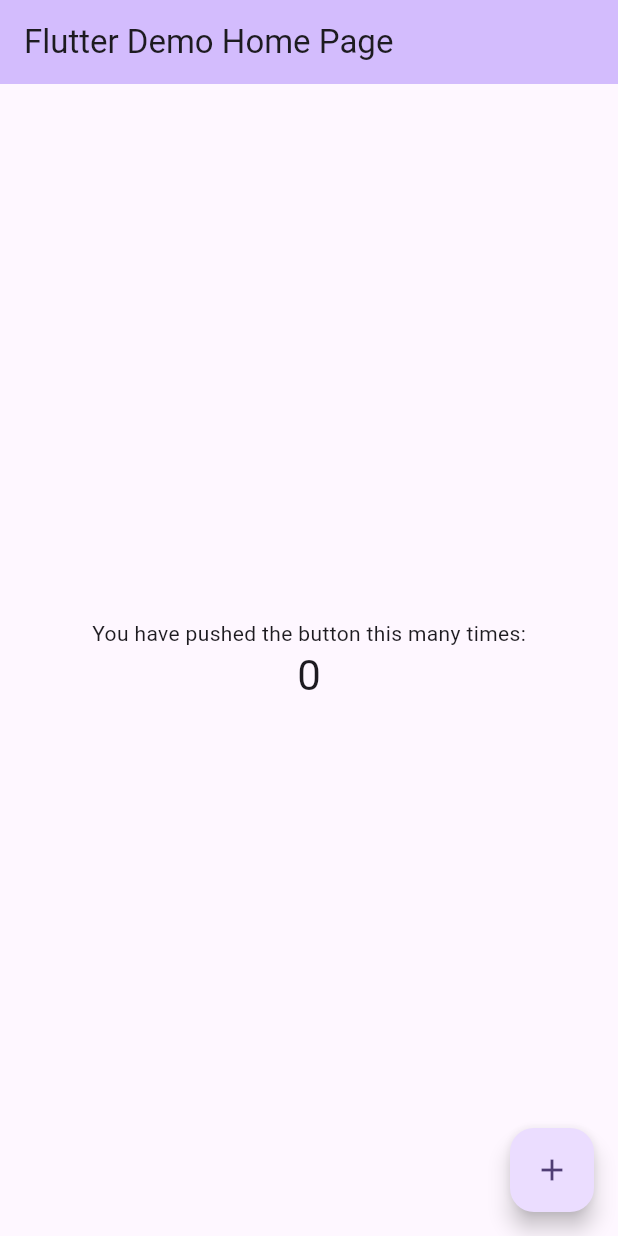
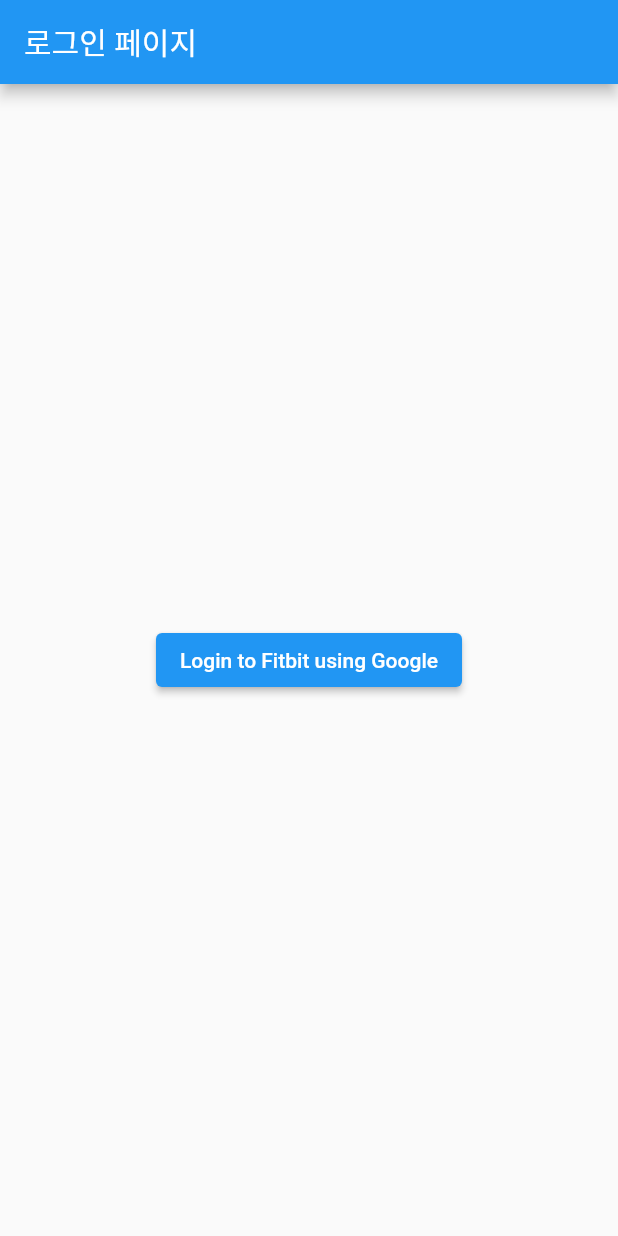
Before and after one commit to JaeeunSkywalker/heart365-for-fitbit, a Flutter app: the screen it shows after launch, on a phone screen of 412 x 824 dp. Run offline on Flutter 3.47's test engine with Material 2 defaults, Android fonts, the phone set to English and light mode, and no system bars; our stand-ins replace dio, flutter_riverpod, flutter_secure_storage, riverpod, webview_flutter.

Commit message:
Chore: 프로젝트 시작

```diff
--- /dev/null
+++ b/lib/consts/about_user.dart
@@ -0,0 +1,4 @@
+const String clientId = '23R8HC';
+const String scope =
+    'activity cardio_fitness electrocardiogram heartrate location nutrition oxygen_saturation profile respiratory_rate settings sleep social temperature weight';
+const String redirectUrl = 'https://still-incomplete.com';
--- /dev/null
+++ b/lib/consts/plain_consts.dart
@@ -0,0 +1 @@
+const String appname = "Heart365";
--- a/lib/main.dart
+++ b/lib/main.dart
@@ -1,125 +1,158 @@
+import 'dart:async';
+import 'dart:convert';
+import 'dart:math';
+
+import 'package:crypto/crypto.dart';
 import 'package:flutter/material.dart';
+import 'package:flutter_riverpod/flutter_riverpod.dart';
+import 'package:heart365_for_fitbit/consts/about_user.dart';
+import 'package:heart365_for_fitbit/consts/plain_consts.dart';
 
-void main() {
-  runApp(const MyApp());
-}
+import 'provider/data_provider.dart';
+import 'services/storage_service.dart';
+import 'views/my_personal_data_widget.dart';
+import 'views/webview_screen.dart';
+
+void main() => runApp(
+      const ProviderScope(
+        child: MyApp(),
+      ),
+    );
 
 class MyApp extends StatelessWidget {
   const MyApp({super.key});
 
-  // This widget is the root of your application.
   @override
   Widget build(BuildContext context) {
     return MaterialApp(
-      title: 'Flutter Demo',
+      title: appname,
       theme: ThemeData(
-        // This is the theme of your application.
-        //
-        // TRY THIS: Try running your application with "flutter run". You'll see
-        // the application has a blue toolbar. Then, without quitting the app,
-        // try changing the seedColor in the colorScheme below to Colors.green
-        // and then invoke "hot reload" (save your changes or press the "hot
-        // reload" button in a Flutter-supported IDE, or press "r" if you used
-        // the command line to start the app).
-        //
-        // Notice that the counter didn't reset back to zero; the application
-        // state is not lost during the reload. To reset the state, use hot
-        // restart instead.
-        //
-        // This works for code too, not just values: Most code changes can be
-        // tested with just a hot reload.
-        colorScheme: ColorScheme.fromSeed(seedColor: Colors.deepPurple),
-        useMaterial3: true,
+        primarySwatch: Colors.blue,
       ),
-      home: const MyHomePage(title: 'Flutter Demo Home Page'),
+      home: const MyHomePage(),
     );
   }
 }
 
-class MyHomePage extends StatefulWidget {
-  const MyHomePage({super.key, required this.title});
-
-  // This widget is the home page of your application. It is stateful, meaning
-  // that it has a State object (defined below) that contains fields that affect
-  // how it looks.
-
-  // This class is the configuration for the state. It holds the values (in this
-  // case the title) provided by the parent (in this case the App widget) and
-  // used by the build method of the State. Fields in a Widget subclass are
-  // always marked "final".
-
-  final String title;
+class MyHomePage extends ConsumerStatefulWidget {
+  const MyHomePage({super.key});
 
   @override
-  State<MyHomePage> createState() => _MyHomePageState();
+  MyHomePageState createState() => MyHomePageState();
 }
 
-class _MyHomePageState extends State<MyHomePage> {
-  int _counter = 0;
+class MyHomePageState extends ConsumerState<MyHomePage> {
+  String codeVerifier = '';
+  String state = '';
+  Map<String, String> allValues = {};
 
-  void _incrementCounter() {
-    setState(() {
-      // This call to setState tells the Flutter framework that something has
-      // changed in this State, which causes it to rerun the build method below
-      // so that the display can reflect the updated values. If we changed
-      // _counter without calling setState(), then the build method would not be
-      // called again, and so nothing would appear to happen.
-      _counter++;
-    });
+  StreamSubscription? _sub;
+
+  Future<void> _loadInitialDate() async {
+    //싱글톤 객체 만들어 놓음
+    const storage = StorageService.storage;
+
+    allValues = await storage.readAll();
+
+    if (allValues.isNotEmpty) {}
+  }
+
+  @override
+  void initState() {
+    super.initState();
+    codeVerifier = generateCodeVerifier();
+    state = generateState();
+    _loadInitialDate();
+  }
+
+  @override
+  void dispose() {
+    _sub?.cancel();
+    super.dispose();
+  }
+
+  String filterAndReplace(String value) {
+    StringBuffer buffer = StringBuffer();
+    for (int i = 0; i < value.length; i++) {
+      var char = value[i];
+      if ('a'.codeUnitAt(0) <= char.codeUnitAt(0) &&
+          char.codeUnitAt(0) <= 'z'.codeUnitAt(0)) {
+        buffer.write(char);
+      } else if ('0'.codeUnitAt(0) <= char.codeUnitAt(0) &&
+          char.codeUnitAt(0) <= '9'.codeUnitAt(0)) {
+        buffer.write(char);
+      }
+    }
+    return buffer.toString();
+  }
+
+  String generateRandomString(int targetLength, int byteLength) {
+    final random = Random();
+    String result;
+    do {
+      final values = List<int>.generate(byteLength, (i) => random.nextInt(256));
+      result = filterAndReplace(base64UrlEncode(values));
+    } while (result.length < targetLength);
+    return result.substring(0, targetLength);
+  }
+
+//128자 여야 함
+  String generateCodeVerifier() {
+    return generateRandomString(
+        128, 180); // 180은 예상 최대 바이트 길이입니다. 조정이 필요할 수 있습니다.
+  }
+
+//43자 여야 함
+  String createCodeChallenge(String codeVerifier) {
+    List<int> codeVerifierBytes = utf8.encode(codeVerifier);
+    List<int> sha256Bytes = sha256.convert(codeVerifierBytes).bytes;
+    return base64UrlEncode(sha256Bytes).replaceAll('=', '');
+  }
+
+//32자 여야 함
+  String generateState() {
+    return generateRandomString(32, 45); // 45는 예상 최대 바이트 길이입니다. 조정이 필요할 수 있습니다.
   }
 
   @override
   Widget build(BuildContext context) {
-    // This method is rerun every time setState is called, for instance as done
-    // by the _incrementCounter method above.
-    //
-    // The Flutter framework has been optimized to make rerunning build methods
-    // fast, so that you can just rebuild anything that needs updating rather
-    // than having to individually change instances of widgets.
     return Scaffold(
       appBar: AppBar(
-        // TRY THIS: Try changing the color here to a specific color (to
-        // Colors.amber, perhaps?) and trigger a hot reload to see the AppBar
-        // change color while the other colors stay the same.
-        backgroundColor: Theme.of(context).colorScheme.inversePrimary,
-        // Here we take the value from the MyHomePage object that was created by
-        // the App.build method, and use it to set our appbar title.
-        title: Text(widget.title),
+        title: const Text('로그인 페이지'),
       ),
       body: Center(
-        // Center is a layout widget. It takes a single child and positions it
-        // in the middle of the parent.
-        child: Column(
-          // Column is also a layout widget. It takes a list of children and
-          // arranges them vertically. By default, it sizes itself to fit its
-          // children horizontally, and tries to be as tall as its parent.
-          //
-          // Column has various properties to control how it sizes itself and
-          // how it positions its children. Here we use mainAxisAlignment to
-          // center the children vertically; the main axis here is the vertical
-          // axis because Columns are vertical (the cross axis would be
-          // horizontal).
-          //
-          // TRY THIS: Invoke "debug painting" (choose the "Toggle Debug Paint"
-          // action in the IDE, or press "p" in the console), to see the
-          // wireframe for each widget.
-          mainAxisAlignment: MainAxisAlignment.center,
-          children: <Widget>[
-            const Text(
-              'You have pushed the button this many times:',
-            ),
-            Text(
-              '$_counter',
-              style: Theme.of(context).textTheme.headlineMedium,
-            ),
-          ],
-        ),
+        child: ref.watch(hasDataStateProvider)
+            ? const MyPersonalDataWidget() //내 개인 데이터 대시보드
+            : ElevatedButton(
+                onPressed: () {
+                  final Uri authUrl = Uri.https(
+                    'www.fitbit.com',
+                    '/oauth2/authorize',
+                    {
+                      'response_type': 'code',
+                      'client_id': clientId,
+                      'scope': scope,
+                      'code_challenge': createCodeChallenge(codeVerifier),
+                      'code_challenge_method': 'S256',
+                      'state': state,
+                      'prompt': 'login',
+                      'redirect_uri': redirectUrl,
+                    },
+                  );
+                  Navigator.push(
+                    context,
+                    MaterialPageRoute(
+                      builder: (context) => WebViewScreen(
+                        uri: authUrl,
+                        codeVerifier: codeVerifier,
+                        originalState: state,
+                      ),
+                    ),
+                  );
+                },
+                child: const Text('Login to Fitbit using Google'),
+              ),
       ),
-      floatingActionButton: FloatingActionButton(
-        onPressed: _incrementCounter,
-        tooltip: 'Increment',
-        child: const Icon(Icons.add),
-      ), // This trailing comma makes auto-formatting nicer for build methods.
     );
   }
 }
--- /dev/null
+++ b/lib/provider/data_provider.dart
@@ -0,0 +1,3 @@
+import 'package:riverpod/riverpod.dart';
+
+final hasDataStateProvider = StateProvider<bool>((ref) => false);
--- /dev/null
+++ b/lib/services/storage_service.dart
@@ -0,0 +1,12 @@
+import 'package:flutter_secure_storage/flutter_secure_storage.dart';
+
+class StorageService {
+  static final StorageService _instance = StorageService._internal();
+  static const FlutterSecureStorage storage = FlutterSecureStorage();
+
+  factory StorageService() {
+    return _instance;
+  }
+
+  StorageService._internal();
+}
```
Also changed, not shown: lib/views/my_personal_data_widget.dart (added, +36 -0 lines), lib/views/webview_screen.dart (added, +117 -0 lines), pubspec.yaml (+14 -3 lines), pubspec.lock, 12 other files.
